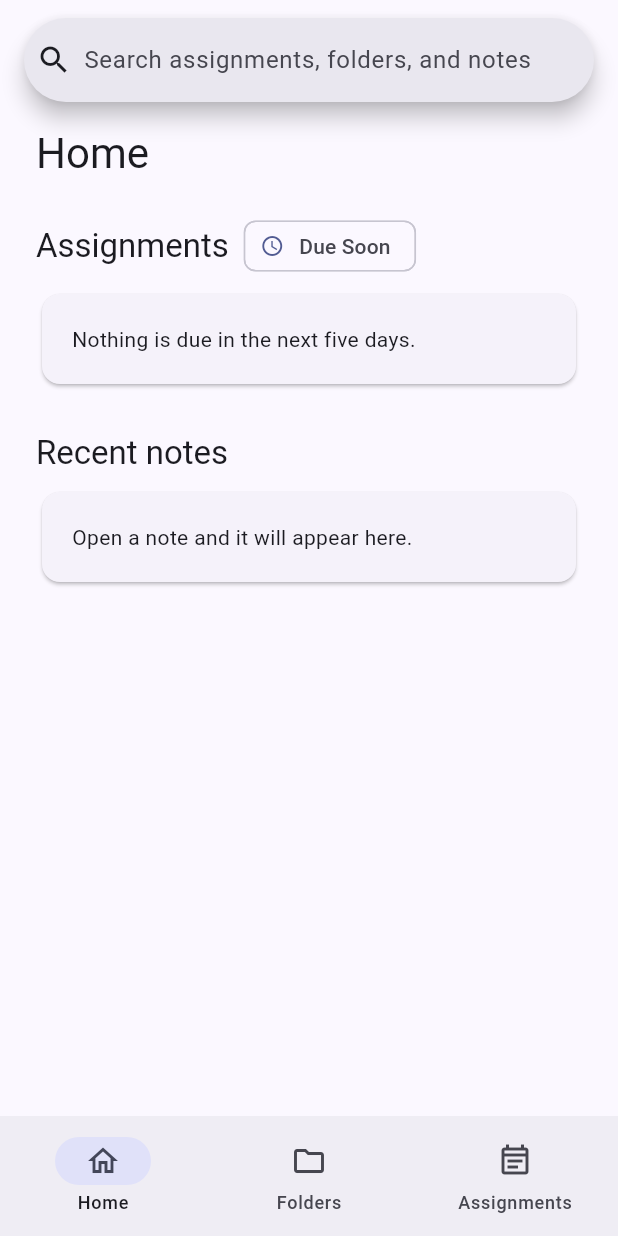
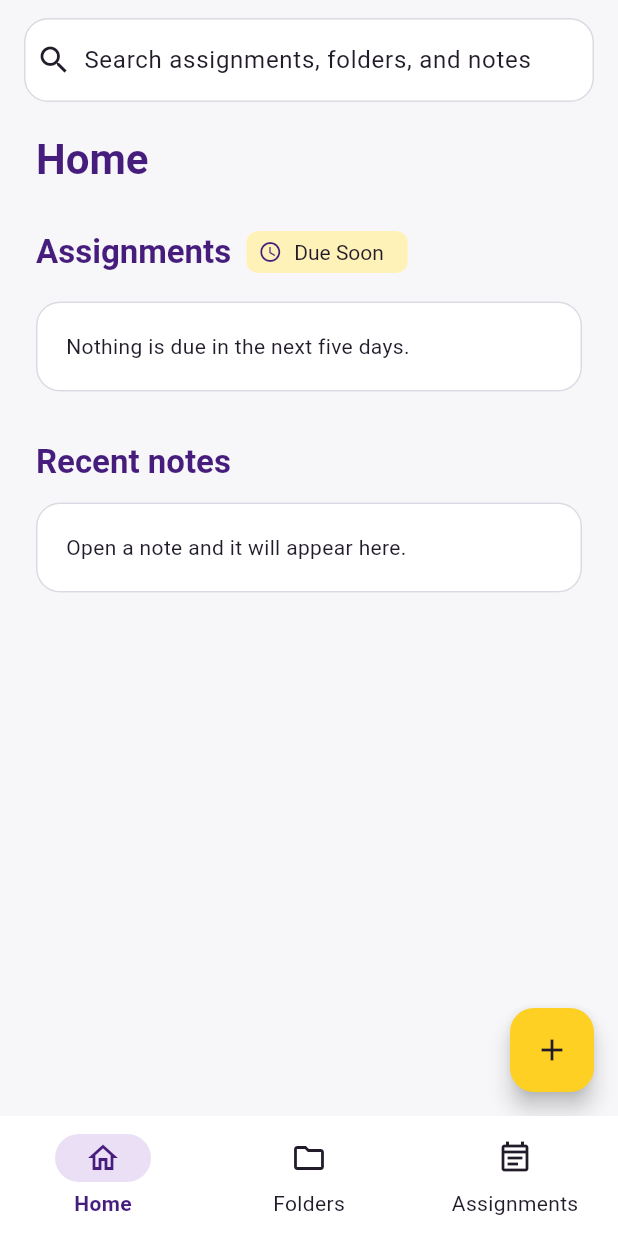
Before and after one commit to Jand245/app3, a Flutter app: the screen it shows after launch, on a phone screen of 412 x 824 dp. Run offline on Flutter 3.47's test engine with Material 3 defaults, Android fonts, the phone set to English and light mode, and no system bars; our stand-ins replace table_calendar.

Commit message:
update ui

```diff
--- a/lib/main.dart
+++ b/lib/main.dart
@@ -1,8 +1,10 @@
+
 import 'package:flutter/material.dart';
 
 import 'models/app_data_store.dart';
 import 'models/local_data_storage.dart';
 import 'screens/main_shell.dart';
+import 'theme/app_theme.dart';
 
 Future<void> main() async {
   WidgetsFlutterBinding.ensureInitialized();
@@ -35,10 +37,7 @@ class NotesApp extends StatelessWidget {
     return MaterialApp(
       title: 'Notes & Assignments',
       debugShowCheckedModeBanner: false,
-      theme: ThemeData(
-        colorScheme: ColorScheme.fromSeed(seedColor: Colors.indigo),
-        useMaterial3: true,
-      ),
+      theme: AppTheme.light,
       home: MainShell(store: store),
     );
   }
--- a/lib/screens/assignments_screen.dart
+++ b/lib/screens/assignments_screen.dart
@@ -120,7 +120,7 @@ class _AssignmentsScreenState extends State<AssignmentsScreen> {
 
     return Scaffold(
       body: ListView(
-        padding: const EdgeInsets.fromLTRB(24, 20, 24, 96),
+        padding: const EdgeInsets.fromLTRB(24, 16, 24, 96),
         children: [
           Text(
             'Assignments',
@@ -142,6 +142,7 @@ class _AssignmentsScreenState extends State<AssignmentsScreen> {
       ),
       floatingActionButton: FloatingActionButton.extended(
         key: const Key('create-assignment-button'),
+        heroTag: 'create-assignment',
         onPressed: _createAssignment,
         icon: const Icon(Icons.add),
         label: const Text('Create assignment'),
--- a/lib/screens/home_screen.dart
+++ b/lib/screens/home_screen.dart
@@ -9,12 +9,14 @@ class HomeScreen extends StatelessWidget {
     required this.store,
     required this.onOpenAssignment,
     required this.onOpenNote,
+    required this.onCreateNote,
     super.key,
   });
 
   final AppDataStore store;
   final ValueChanged<AssignmentItem> onOpenAssignment;
   final ValueChanged<NoteItem> onOpenNote;
+  final VoidCallback onCreateNote;
 
   List<AssignmentItem> get _dueSoon {
     final now = DateTime.now();
@@ -31,14 +33,18 @@ class HomeScreen extends StatelessWidget {
     final dueSoon = _dueSoon;
     final recentNotes = store.recentNotes;
 
-    return ListView(
-      padding: const EdgeInsets.fromLTRB(24, 12, 24, 96),
+    return Scaffold(
+      body: ListView(
+        padding: const EdgeInsets.fromLTRB(24, 16, 24, 96),
         children: [
           Text('Home', style: Theme.of(context).textTheme.headlineMedium),
           const SizedBox(height: 24),
           Row(
             children: [
-            Text('Assignments', style: Theme.of(context).textTheme.titleLarge),
+              Text(
+                'Assignments',
+                style: Theme.of(context).textTheme.titleLarge,
+              ),
               const SizedBox(width: 10),
               const Chip(
                 avatar: Icon(Icons.schedule, size: 16),
@@ -99,6 +105,16 @@ class HomeScreen extends StatelessWidget {
               ),
             ),
         ],
+      ),
+      floatingActionButton: FloatingActionButton(
+        key: const Key('home-new-note-button'),
+        heroTag: 'home-new-note',
+        onPressed: onCreateNote,
+        tooltip: 'New note',
+        backgroundColor: Theme.of(context).colorScheme.secondary,
+        foregroundColor: Theme.of(context).colorScheme.onSecondary,
+        child: const Icon(Icons.add),
+      ),
     );
   }
 }
--- a/lib/screens/note_editor_screen.dart
+++ b/lib/screens/note_editor_screen.dart
@@ -3,16 +3,22 @@ import 'package:flutter/material.dart';
 import '../models/note_item.dart';
 
 class NoteEditorResult {
-  const NoteEditorResult({required this.title, required this.body});
+  const NoteEditorResult({
+    required this.title,
+    required this.body,
+    required this.hasContent,
+  });
 
   final String title;
   final String body;
+  final bool hasContent;
 }
 
 class NoteEditorScreen extends StatefulWidget {
-  const NoteEditorScreen({this.note, super.key});
+  const NoteEditorScreen({this.note, this.saveOnExit = false, super.key});
 
   final NoteItem? note;
+  final bool saveOnExit;
 
   @override
   State<NoteEditorScreen> createState() => _NoteEditorScreenState();
@@ -28,6 +34,10 @@ class _NoteEditorScreenState extends State<NoteEditorScreen> {
   bool get _hasUnsavedChanges =>
       _titleController.text != _initialTitle ||
       _bodyController.text != _initialBody;
+
+  bool get _hasContent =>
+      _titleController.text.trim().isNotEmpty ||
+      _bodyController.text.trim().isNotEmpty;
 
   @override
   void initState() {
@@ -54,7 +64,12 @@ class _NoteEditorScreenState extends State<NoteEditorScreen> {
   }
 
   Future<void> _handlePop(bool didPop, NoteEditorResult? result) async {
-    if (didPop || !_hasUnsavedChanges) return;
+    if (didPop) return;
+    if (widget.saveOnExit) {
+      if (_hasContent) _save();
+      return;
+    }
+    if (!_hasUnsavedChanges) return;
     final shouldLeave = await showDialog<bool>(
       context: context,
       builder: (context) => AlertDialog(
@@ -86,6 +101,7 @@ class _NoteEditorScreenState extends State<NoteEditorScreen> {
       NoteEditorResult(
         title: title.isEmpty ? 'Untitled note' : title,
         body: _bodyController.text,
+        hasContent: _hasContent,
       ),
     );
   }
@@ -93,7 +109,8 @@ class _NoteEditorScreenState extends State<NoteEditorScreen> {
   @override
   Widget build(BuildContext context) {
     return PopScope<NoteEditorResult>(
-      canPop: _allowPop || !_hasUnsavedChanges,
+      canPop:
+          _allowPop || (widget.saveOnExit ? !_hasContent : !_hasUnsavedChanges),
       onPopInvokedWithResult: _handlePop,
       child: Scaffold(
         appBar: AppBar(
--- /dev/null
+++ b/lib/theme/app_theme.dart
@@ -0,0 +1,117 @@
+import 'package:flutter/material.dart';
+
+class AppTheme {
+  static const purple = Color(0xFF461D7C);
+  static const gold = Color(0xFFFDD023);
+  static const background = Color(0xFFF7F7FA);
+  static const ink = Color(0xFF211B2A);
+
+  static ThemeData get light {
+    const scheme = ColorScheme.light(
+      primary: purple,
+      onPrimary: Colors.white,
+      primaryContainer: Color(0xFFEADFF5),
+      onPrimaryContainer: purple,
+      secondary: gold,
+      onSecondary: ink,
+      secondaryContainer: Color(0xFFFFF2B8),
+      onSecondaryContainer: ink,
+      surface: Colors.white,
+      onSurface: ink,
+      surfaceContainerLow: background,
+      surfaceContainerHighest: Color(0xFFE9E7EE),
+      outline: Color(0xFF79717F),
+      outlineVariant: Color(0xFFDDD9E3),
+    );
+
+    final base = ThemeData(colorScheme: scheme, useMaterial3: true);
+    return base.copyWith(
+      scaffoldBackgroundColor: background,
+      textTheme: base.textTheme.copyWith(
+        headlineMedium: base.textTheme.headlineMedium?.copyWith(
+          color: purple,
+          fontWeight: FontWeight.w700,
+        ),
+        titleLarge: base.textTheme.titleLarge?.copyWith(
+          color: purple,
+          fontWeight: FontWeight.w600,
+        ),
+        titleMedium: base.textTheme.titleMedium?.copyWith(
+          color: purple,
+          fontWeight: FontWeight.w600,
+        ),
+        titleSmall: base.textTheme.titleSmall?.copyWith(
+          color: purple,
+          fontWeight: FontWeight.w600,
+        ),
+      ),
+      appBarTheme: const AppBarTheme(
+        backgroundColor: Colors.white,
+        foregroundColor: purple,
+        surfaceTintColor: Colors.transparent,
+        centerTitle: false,
+      ),
+      cardTheme: CardThemeData(
+        color: Colors.white,
+        elevation: 0,
+        margin: const EdgeInsets.symmetric(vertical: 5),
+        shape: RoundedRectangleBorder(
+          borderRadius: BorderRadius.circular(16),
+          side: const BorderSide(color: Color(0xFFDDD9E3)),
+        ),
+      ),
+      navigationBarTheme: NavigationBarThemeData(
+        backgroundColor: Colors.white,
+        indicatorColor: scheme.primaryContainer,
+        elevation: 0,
+        iconTheme: WidgetStateProperty.resolveWith((states) {
+          return IconThemeData(
+            color: states.contains(WidgetState.selected)
+                ? scheme.primary
+                : scheme.onSurface,
+          );
+        }),
+        labelTextStyle: WidgetStateProperty.resolveWith((states) {
+          return TextStyle(
+            color: states.contains(WidgetState.selected)
+                ? scheme.primary
+                : scheme.onSurface,
+            fontWeight: states.contains(WidgetState.selected)
+                ? FontWeight.w600
+                : FontWeight.w400,
+          );
+        }),
+      ),
+      floatingActionButtonTheme: const FloatingActionButtonThemeData(
+        backgroundColor: purple,
+        foregroundColor: Colors.white,
+      ),
+      chipTheme: base.chipTheme.copyWith(
+        backgroundColor: scheme.secondaryContainer,
+        labelStyle: const TextStyle(color: ink),
+        iconTheme: const IconThemeData(color: purple),
+        side: BorderSide.none,
+      ),
+      searchBarTheme: SearchBarThemeData(
+        backgroundColor: const WidgetStatePropertyAll(Colors.white),
+        elevation: const WidgetStatePropertyAll(0),
+        side: const WidgetStatePropertyAll(
+          BorderSide(color: Color(0xFFDDD9E3)),
+        ),
+        shape: WidgetStatePropertyAll(
+          RoundedRectangleBorder(borderRadius: BorderRadius.circular(16)),
+        ),
+      ),
+      inputDecorationTheme: InputDecorationTheme(
+        filled: true,
+        fillColor: Colors.white,
+        border: OutlineInputBorder(borderRadius: BorderRadius.circular(12)),
+        focusedBorder: OutlineInputBorder(
+          borderRadius: BorderRadius.circular(12),
+          borderSide: const BorderSide(color: purple, width: 2),
+        ),
+      ),
+      dividerTheme: const DividerThemeData(color: Color(0xFFDDD9E3)),
+    );
+  }
+}
```
Also changed, not shown: lib/models/app_data_store.dart (+22 -0 lines), lib/screens/assignment_create_screen.dart (+14 -6 lines), lib/screens/folders_screen.dart (+51 -2 lines), lib/screens/main_shell.dart (+12 -0 lines), 2 other files. Lines whose indentation alone changed are shown as unchanged.
